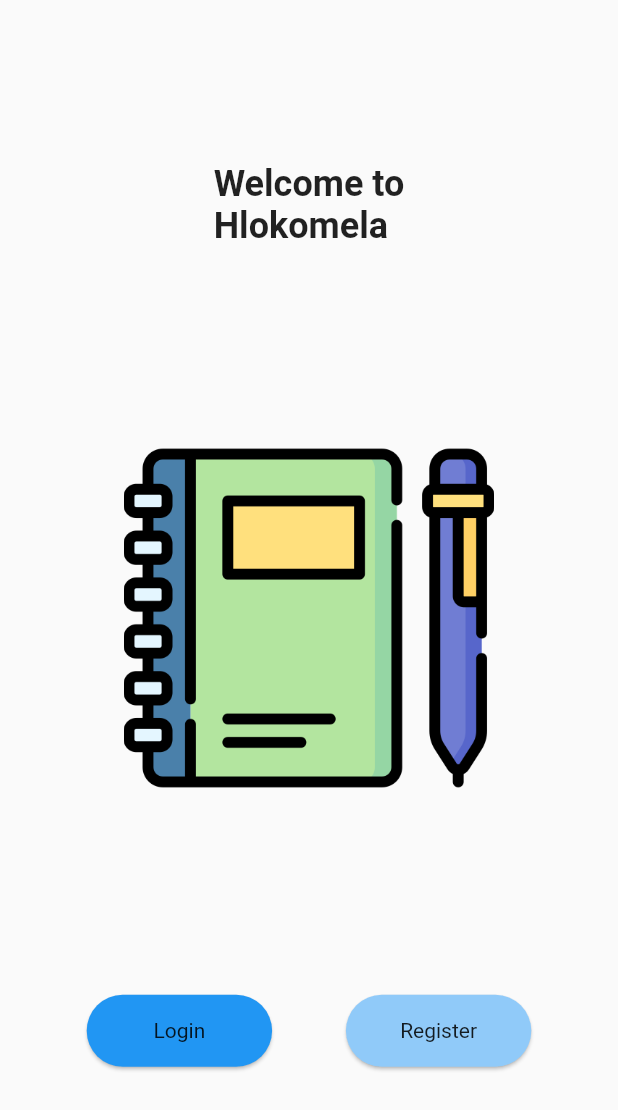
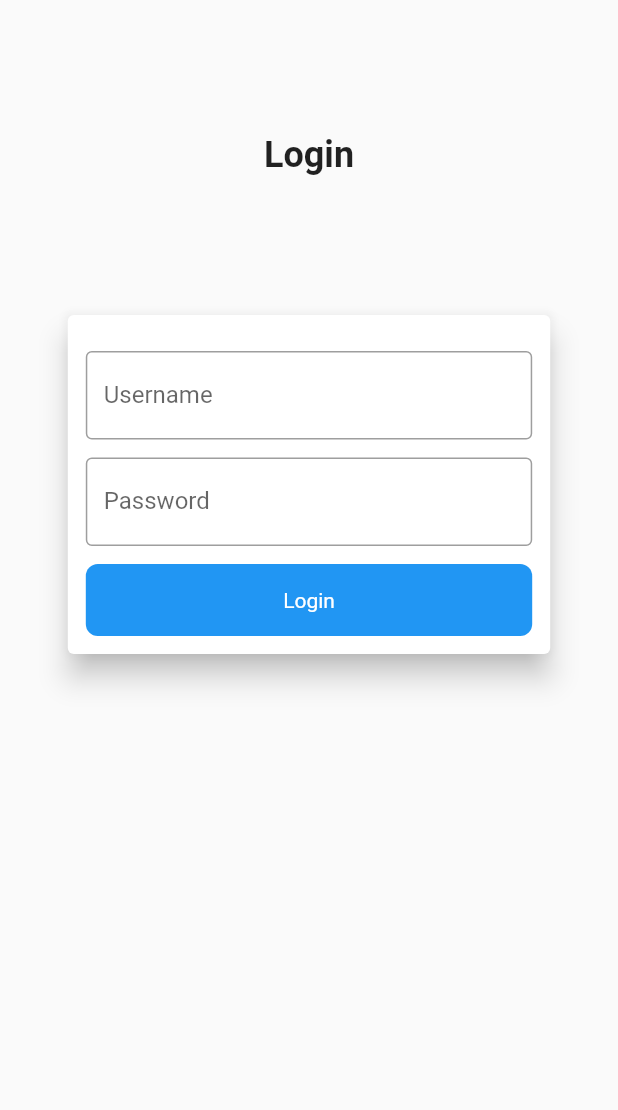
Before and after one commit to m-bdf/hlokomela, a Flutter app: the screen it shows after launch, after a tap on "Login", on a phone screen of 412 x 824 dp. Shown: the top 1110 px of the screen. Run offline on Flutter 3.47's test engine with Material 2 defaults, Android fonts, the phone set to English and light mode, and no system bars; our stand-ins replace shared_preferences; generated files the repository leaves out were written again.

Commit message:
Create Login page and Register Page, and CallAPI class

```diff
--- a/hlokomela/lib/src/app.dart
+++ b/hlokomela/lib/src/app.dart
@@ -3,6 +3,7 @@ import 'package:flutter_gen/gen_l10n/app_localizations.dart';
 import 'package:flutter_localizations/flutter_localizations.dart';
 import 'package:hlokomela/src/welcome/welcome_view.dart';
 
+import 'login/login_view.dart';
 import 'settings/settings_controller.dart';
 import 'settings/settings_view.dart';
 
@@ -45,6 +46,10 @@ class MyApp extends StatelessWidget {
                     return SettingsView(controller: settingsController);
                   case WelcomeView.routeName:
                     return const WelcomeView();
+                  case LoginRegisterView.routeNameLogin:
+                    return const LoginRegisterView(type: "Login",);
+                  case LoginRegisterView.routeNameRegister:
+                    return const LoginRegisterView(type: "Register",);
                   default:
                     return const WelcomeView();
                 }
--- /dev/null
+++ b/hlokomela/lib/src/login/login_view.dart
@@ -0,0 +1,99 @@
+import 'package:flutter/material.dart';
+import 'package:hlokomela/src/service/call_api.dart';
+import 'package:hlokomela/src/widget/custome_center.dart';
+import 'package:hlokomela/src/widget/progress_button.dart';
+import 'package:hlokomela/src/widget/custom_text_field.dart';
+
+class LoginRegisterView extends StatefulWidget {
+  const LoginRegisterView({Key? key, required this.type}) : super(key: key);
+  static const String routeNameLogin = "/login";
+  static const String routeNameRegister = "/register";
+  final String type;
+  @override
+  State<LoginRegisterView> createState() => _LoginRegisterViewViewState();
+}
+
+class _LoginRegisterViewViewState extends State<LoginRegisterView> {
+  final TextEditingController usernameController = TextEditingController();
+
+  final TextEditingController passwordController = TextEditingController();
+
+  ButtonState buttonState = ButtonState.normal;
+
+  sendLoginRequest() {
+    setState(() {
+      buttonState = ButtonState.inProgress;
+    });
+    CallApi.post(context, "route").then((value) => {
+      setState(() {
+        buttonState = ButtonState.normal;
+      })
+    });
+  }
+
+  @override
+  Widget build(BuildContext context) {
+    Size size = MediaQuery.of(context).size;
+    return Scaffold(
+      body: Padding(
+        padding: EdgeInsets.symmetric(horizontal: size.width * 0.1),
+        child: Column(
+          mainAxisAlignment: MainAxisAlignment.center,
+          children: [
+            Expanded(
+              flex: 1,
+              child: Center(
+                child: Text(widget.type,
+                    style:
+                        TextStyle(fontSize: 24, fontWeight: FontWeight.bold)),
+              ),
+            ),
+            Expanded(
+              flex: 3,
+              child: Wrap(
+                children: [
+                  Card(
+                    elevation: 8,
+                    child: Padding(
+                      padding: const EdgeInsets.all(12),
+                      child: Column(
+                        children: [
+                          CustomCenter(
+                            padding: const EdgeInsets.only(top: 12,),
+                            child: CustomTextField(
+                              labelText: "Username",
+                              hintText: "Enter your username",
+                              controller: usernameController,
+                            ),
+                          ),
+                          CustomCenter(
+                            padding: const EdgeInsets.only(top: 12,),
+                            child: CustomTextField(
+                              labelText: "Password",
+                              hintText: "Enter your password",
+                              controller: passwordController,
+                            ),
+                          ),
+                          CustomCenter(
+                            padding: const EdgeInsets.only(top: 12,),
+                            child: ProgressButton(
+                                buttonState: buttonState,
+                                child: Text(
+                                  widget.type,
+                                  style: const TextStyle(color: Colors.white),
+                                ),
+                                onPressed: () {}),
+                          ),
+                        ],
+                      ),
+                    )
+                  ),
+                ]
+              ),
+            )
+          ],
+        ),
+      ),
+    );
+  }
+}
--- /dev/null
+++ b/hlokomela/lib/src/service/call_api.dart
@@ -0,0 +1,36 @@
+import 'dart:convert';
+
+import 'package:flutter/material.dart';
+import 'package:network_manager/network_manager.dart';
+
+class CallApi {
+  static Future<Response> get(BuildContext context, String route) async {
+    return Response.fromJson(jsonDecode(await NetworkManager.get(context, route)));
+  }
+
+  static Future<Response> post(BuildContext context, String route, {Map<String, String>? body, Map<String, String>? headers}) async {
+    return Response.fromJson(jsonDecode(await NetworkManager.post(context, route, body : body, headers : headers)));
+  }
+
+  static Future<Response> put(BuildContext context, String route, {Map<String, String>? body, Map<String, String>? headers}) async {
+    return Response.fromJson(jsonDecode(await NetworkManager.put(context, route, body : body, headers : headers)));
+  }
+
+  static Future<Response> delete(BuildContext context, String route, {Map<String, String>? body, Map<String, String>? headers}) async {
+    return Response.fromJson(jsonDecode(await NetworkManager.delete(context, route, body : body, headers : headers)));
+  }
+}
+
+class Response {
+  final Map<String, dynamic> received;
+
+  Response({
+    required this.received,
+  });
+
+  factory Response.fromJson(Map<String, dynamic> json) {
+    return Response(
+      received: json['received'],
+    );
+  }
+}
--- a/hlokomela/lib/src/welcome/welcome_view.dart
+++ b/hlokomela/lib/src/welcome/welcome_view.dart
@@ -1,4 +1,5 @@
 import 'package:flutter/material.dart';
+import 'package:hlokomela/src/login/login_view.dart';
 import 'package:hlokomela/src/widget/custom_button.dart';
 
 class WelcomeView extends StatelessWidget {
@@ -23,13 +24,17 @@ class WelcomeView extends StatelessWidget {
             children: [
               CustomButton(
                 child: const Text("Login"),
-                onPress: () {},
+                onPress: () {
+                  Navigator.of(context).pushNamed(LoginRegisterView.routeNameLogin);
+                },
                 width: size.width * 0.3,
               ),
               SizedBox(width: size.width * 0.1),
               CustomButton(
                 child: const Text("Register"),
-                onPress: () {},
+                onPress: () {
+                  Navigator.of(context).pushNamed(LoginRegisterView.routeNameRegister);
+                },
                 width: size.width * 0.3,
                 backgroundColor: Theme.of(context).backgroundColor,
               ),
--- /dev/null
+++ b/hlokomela/lib/src/widget/custom_text_field.dart
@@ -0,0 +1,29 @@
+import 'package:flutter/material.dart';
+
+class CustomTextField extends StatelessWidget {
+  const CustomTextField({
+    Key? key,
+    this.labelText,
+    this.hintText,
+    this.controller,
+    this.border,
+  }) : super(key: key);
+
+  final String? labelText;
+  final String? hintText;
+  final OutlineInputBorder? border;
+  final TextEditingController? controller;
+
+  @override
+  Widget build(BuildContext context) {
+    return TextField(
+      obscureText: true,
+      controller: controller,
+      decoration: InputDecoration(
+          border: border ?? const OutlineInputBorder(),
+          labelText: labelText,
+          hintText: hintText
+      ),
+    );
+  }
+}
--- /dev/null
+++ b/hlokomela/lib/src/widget/custome_center.dart
@@ -0,0 +1,23 @@
+import 'package:flutter/cupertino.dart';
+import 'package:flutter/material.dart';
+
+class CustomCenter extends StatelessWidget {
+  const CustomCenter({
+    Key? key,
+    required this.child,
+    required this.padding,
+
+  }) : super(key: key);
+
+  final Widget child;
+  final EdgeInsetsGeometry padding;
+  @override
+  Widget build(BuildContext context) {
+    return Center(
+      child: Padding(
+        padding: padding,
+        child: child,
+      ),
+    );
+  }
+}
--- /dev/null
+++ b/hlokomela/lib/src/widget/progress_button.dart
@@ -0,0 +1,183 @@
+import 'package:flutter/material.dart';
+import 'package:flutter/widgets.dart';
+
+
+class ProgressButton extends StatefulWidget {
+  final VoidCallback onPressed;
+  final ButtonState buttonState;
+  final Widget? child;
+  final Color? backgroundColor;
+  final Color? progressColor;
+  final double? borderRadiusSize;
+
+  const ProgressButton({Key? key,
+    required this.buttonState,
+    required this.onPressed,
+    this.child,
+    this.backgroundColor,
+    this.borderRadiusSize,
+    this.progressColor})
+      : super(key: key);
+
+  @override
+  _ProgressButtonState createState() => _ProgressButtonState();
+}
+
+enum ButtonState { inProgress, error, normal }
+
+class _ProgressButtonState extends State<ProgressButton>
+    with TickerProviderStateMixin {
+  late AnimationController _errorAnimationController;
+  late AnimationController _progressAnimationController;
+  late Animation<Offset> _errorAnimation;
+  late Animation<BorderRadius?> _borderAnimation;
+  late Animation<double?> _widthAnimation;
+
+  double get buttonWidth => _widthAnimation.value ?? 0;
+  BorderRadius get borderRadius => _borderAnimation.value ?? BorderRadius.circular(12);
+
+  Color get backgroundColor =>
+      widget.backgroundColor ?? Theme
+          .of(context)
+          .primaryColor;
+
+  Color get progressColor => widget.progressColor ?? Colors.white;
+
+  Widget get child => widget.child ?? Container();
+
+  @override
+  void initState() {
+    super.initState();
+
+    _errorAnimationController = AnimationController(
+        vsync: this, duration: const Duration(milliseconds: 400));
+
+    _progressAnimationController = AnimationController(
+        vsync: this, duration: const Duration(milliseconds: 200));
+
+    // Define errorAnimation sequence
+    _errorAnimation = TweenSequence<Offset>([
+      TweenSequenceItem<Offset>(
+          tween: Tween(begin: const Offset(0, 0), end: const Offset(0.03, 0)), weight: 1),
+      TweenSequenceItem<Offset>(
+          tween: Tween(begin: const Offset(0.03, 0), end: const Offset(-0.03, 0)),
+          weight: 2),
+      TweenSequenceItem<Offset>(
+          tween: Tween(begin: const Offset(-0.03, 0), end: const Offset(0.03, 0)),
+          weight: 2),
+      TweenSequenceItem<Offset>(
+          tween: Tween(begin: const Offset(0.03, 0), end: const Offset(-0.03, 0)),
+          weight: 2),
+      TweenSequenceItem<Offset>(
+          tween: Tween(begin: const Offset(-0.03, 0), end: const Offset(0, 0)), weight: 1)
+    ]).animate(CurvedAnimation(
+      parent: _errorAnimationController,
+      curve: Curves.linear,
+    ));
+  }
+
+  @override
+  void didUpdateWidget(ProgressButton oldWidget) {
+    super.didUpdateWidget(oldWidget);
+
+    if (oldWidget.buttonState != ButtonState.error &&
+        widget.buttonState == ButtonState.error) {
+      _errorAnimationController.reset();
+      _errorAnimationController.forward();
+    }
+    if (oldWidget.buttonState != ButtonState.inProgress &&
+        widget.buttonState == ButtonState.inProgress) {
+      _progressAnimationController.stop();
+      _progressAnimationController.forward();
+    }
+    if (oldWidget.buttonState == ButtonState.inProgress &&
+        widget.buttonState != ButtonState.inProgress) {
+      _progressAnimationController.stop();
+      _progressAnimationController.reverse();
+    }
+  }
+
+  bool isAnimationRunning(AnimationController controller) {
+    return !controller.isCompleted && !controller.isDismissed;
+  }
+
+  @override
+  Widget build(BuildContext context) {
+    return getErrorAnimatedBuilder();
+  }
+
+  AnimatedBuilder getErrorAnimatedBuilder() {
+    return AnimatedBuilder(
+        animation: _errorAnimationController,
+        builder: (context, child) {
+          return SlideTransition(
+              position: _errorAnimation,
+              child: LayoutBuilder(builder: getProgressAnimatedBuilder
+              )
+          );
+        });
+  }
+
+  AnimatedBuilder getProgressAnimatedBuilder(BuildContext context, BoxConstraints constraints) {
+    var buttonHeight = constraints.maxHeight;
+    // If there is no constraint on height, we should constrain it
+    if (buttonHeight == double.infinity) buttonHeight = 48;
+
+    // These animation configurations can be tweaked to have
+    // however you like it
+    _borderAnimation = BorderRadiusTween(
+        begin: BorderRadius.circular(widget.borderRadiusSize ?? buttonHeight / 6),
+        end: BorderRadius.circular(buttonHeight / 2))
+        .animate(CurvedAnimation(
+        parent: _progressAnimationController,
+        curve: Curves.linear));
+
+    _widthAnimation = Tween<double>(
+      begin: constraints.maxWidth,
+      end: buttonHeight, // Circular progress must be contained in a square
+    ).animate(CurvedAnimation(
+      parent: _progressAnimationController,
+      curve: Curves.linear,
+    ));
+
+    Widget? buttonContent;
+
+    if (widget.buttonState != ButtonState.inProgress) {
+      buttonContent = child;
+
+    } else if (widget.buttonState == ButtonState.inProgress) {
+      buttonContent = SizedBox(
+          height: buttonHeight,
+          width: buttonHeight, // needs to be a square container
+          child: Padding(
+            padding: const EdgeInsets.all(8),
+            child: CircularProgressIndicator(
+              valueColor: AlwaysStoppedAnimation<Color>(
+                  progressColor),
+              strokeWidth: 3,
+            ),
+          )
+      );
+    }
+
+    return AnimatedBuilder(
+      animation: _progressAnimationController,
+      builder: (context, child) {
+        return InkWell(
+            onTap: widget.onPressed,
+            borderRadius: borderRadius,
+            // this fixes the ripple effect
+            child: Center(
+              child: Ink(
+                width: buttonWidth,
+                height: buttonHeight,
+                decoration: BoxDecoration(
+                    borderRadius: borderRadius,
+                    color: backgroundColor),
+                child: Center(child: buttonContent),
+              ),
+            ));
+      },
+    );
+  }
+}
--- a/hlokomela/pubspec.yaml
+++ b/hlokomela/pubspec.yaml
@@ -14,6 +14,8 @@ dependencies:
     sdk: flutter
   my_cache_manager:
     path: ../package/my_cache_manager
+  network_manager:
+    path: ../package/network_manager
 
   flutter_localizations:
     sdk: flutter
```
Also changed, not shown: hlokomela/pubspec.lock.
